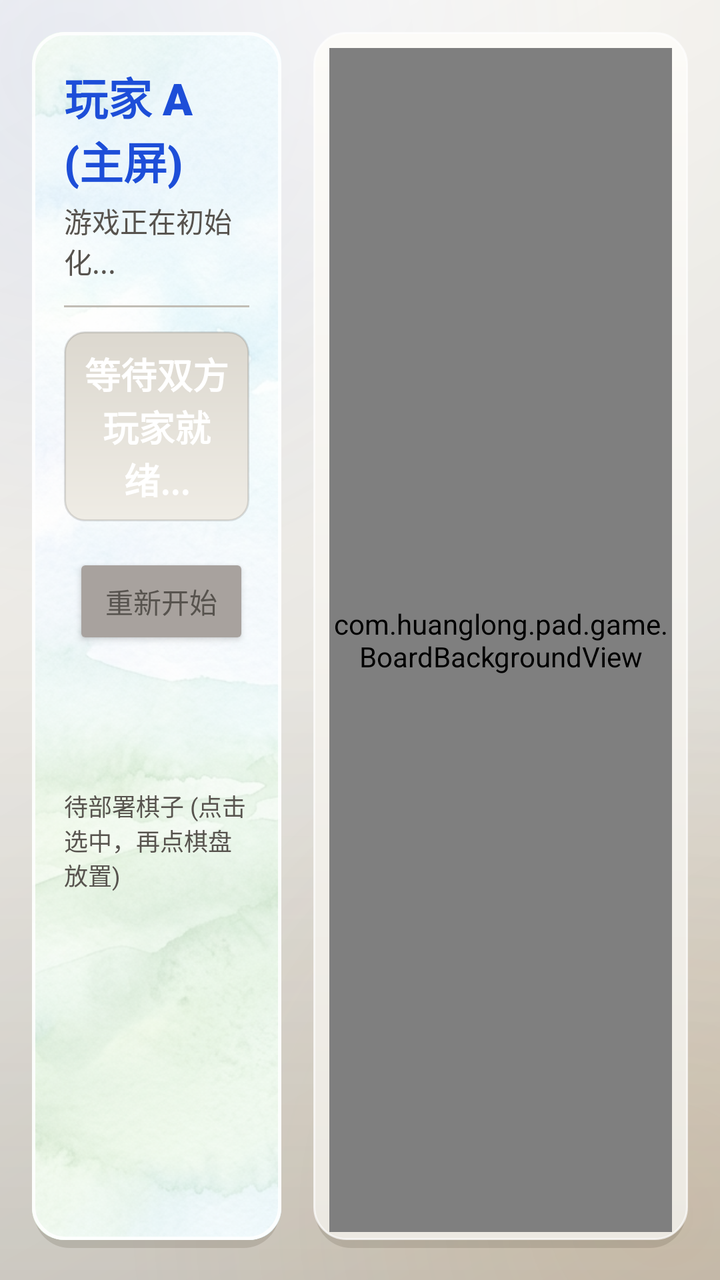
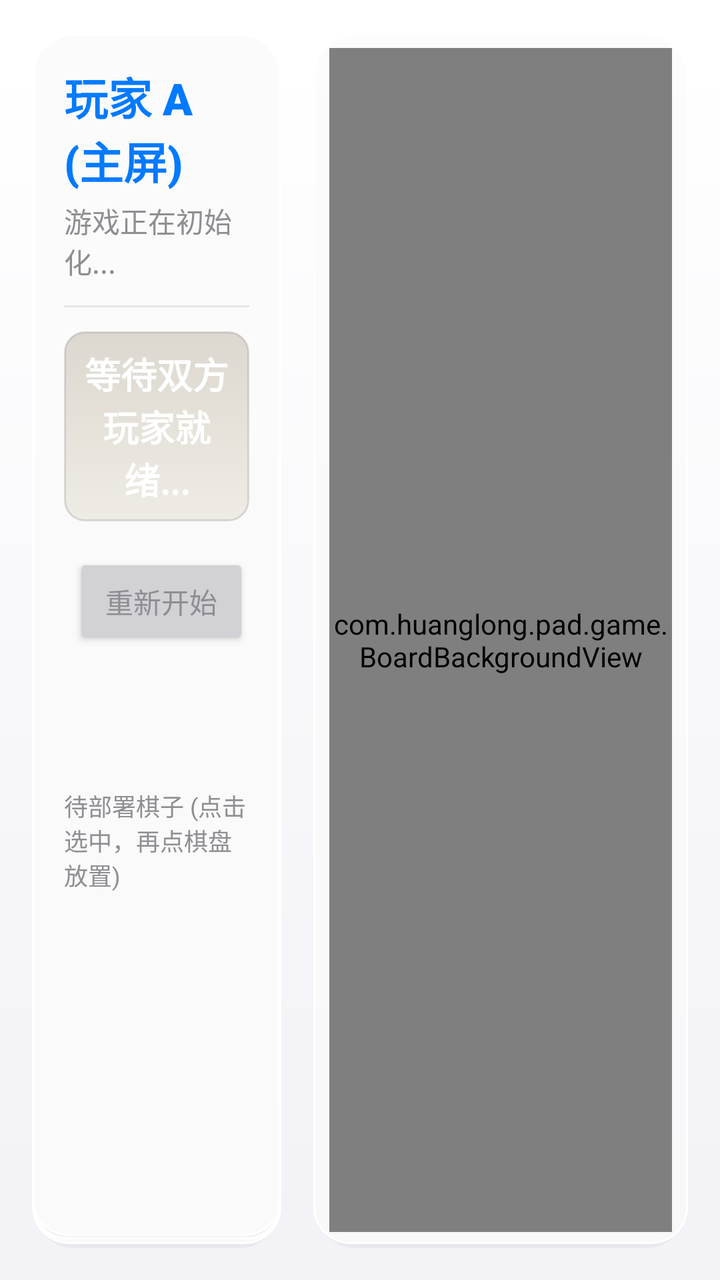

Before-and-after screenshots of an Android layout around one commit, followed by the original layout XML and the change that was made.
<!-- AndroidManifest.xml: application theme Theme.DoubleScreenChess -->
<!-- res/layout/activity_main.xml -->
<?xml version="1.0" encoding="utf-8"?>
<FrameLayout xmlns:android="http://schemas.android.com/apk/res/android"
    android:layout_width="match_parent"
    android:layout_height="match_parent">

<LinearLayout
    android:layout_width="match_parent"
    android:layout_height="match_parent"
    android:orientation="horizontal"
    android:background="@drawable/app_window_bg"
    android:padding="16dp">

    
    <FrameLayout
        android:layout_width="0dp"
        android:layout_height="match_parent"
        android:layout_weight="1"
        android:layout_marginEnd="16dp">

        <View
            android:layout_width="match_parent"
            android:layout_height="match_parent"
            android:background="@drawable/glass_panel_bg" />

        <androidx.cardview.widget.CardView
            xmlns:app="http://schemas.android.com/apk/res-auto"
            android:layout_width="match_parent"
            android:layout_height="match_parent"
            android:layout_marginBottom="4dp"
            app:cardCornerRadius="16dp"
            app:cardElevation="0dp"
            app:cardBackgroundColor="@android:color/transparent"
            app:cardPreventCornerOverlap="false"
            app:cardUseCompatPadding="false">

            <ImageView
                android:layout_width="match_parent"
                android:layout_height="match_parent"
                android:src="@drawable/bg_fresh_landscape"
                android:scaleType="centerCrop" />

            
            <View
                android:layout_width="match_parent"
                android:layout_height="match_parent"
                android:background="#A6FFFFFF" />

            <LinearLayout
                android:layout_width="match_parent"
                android:layout_height="match_parent"
                android:orientation="vertical"
                android:padding="16dp">

        
        <TextView
            android:id="@+id/tv_role_title"
            android:layout_width="wrap_content"
            android:layout_height="wrap_content"
            android:text="@string/player_a_title"
            android:textColor="@color/color_a"
            android:textSize="22sp"
            android:fontFamily="sans-serif-black"
            android:textStyle="bold" />

        <TextView
            android:id="@+id/tv_status_text"
            android:layout_width="wrap_content"
            android:layout_height="wrap_content"
            android:layout_marginTop="4dp"
            android:text="游戏正在初始化..."
            android:textColor="@color/text_secondary"
            android:textSize="14sp" />

        <View
            android:layout_width="match_parent"
            android:layout_height="1dp"
            android:layout_marginTop="12dp"
            android:layout_marginBottom="12dp"
            android:background="@color/border_color" />

        
        <TextView
            android:id="@+id/tv_turn_indicator"
            android:layout_width="match_parent"
            android:layout_height="wrap_content"
            android:text="等待双方玩家就绪..."
            android:textColor="@color/white"
            android:textSize="18sp"
            android:textStyle="bold"
            android:gravity="center"
            android:layout_marginBottom="16dp"
            android:padding="8dp"
            android:background="@drawable/turn_indicator_bg" />

        
        <LinearLayout
            android:layout_width="match_parent"
            android:layout_height="wrap_content"
            android:orientation="horizontal"
            android:layout_marginBottom="16dp">

            <Button
                android:id="@+id/btn_auto_layout"
                android:layout_width="0dp"
                android:layout_height="wrap_content"
                android:layout_weight="1"
                android:text="@string/auto_layout_btn_text"
                android:backgroundTint="@color/cell_railway"
                android:textColor="@color/white" />

            <Button
                android:id="@+id/btn_ready"
                android:layout_width="0dp"
                android:layout_height="wrap_content"
                android:layout_weight="1.2"
                android:text="@string/ready_btn_text"
                android:backgroundTint="@color/color_a"
                android:textColor="@color/black" />

            <Button
                android:id="@+id/btn_reset"
                android:layout_width="wrap_content"
                android:layout_height="wrap_content"
                android:text="@string/reset_btn_text"
                android:backgroundTint="@color/cell_hq"
                android:textColor="@color/text_secondary" />
        </LinearLayout>

        
        <TextView
            android:id="@+id/tv_tray_label"
            android:layout_width="wrap_content"
            android:layout_height="wrap_content"
            android:text="待部署棋子 (点击选中，再点棋盘放置)"
            android:textColor="@color/text_secondary"
            android:textSize="12sp"
            android:layout_marginBottom="8dp" />

        <androidx.recyclerview.widget.RecyclerView
            android:id="@+id/rv_piece_tray"
            android:layout_width="match_parent"
            android:layout_height="0dp"
            android:layout_weight="1"
            android:scrollbars="vertical" />

        
        <ScrollView
            android:id="@+id/sv_rules"
            android:layout_width="match_parent"
            android:layout_height="0dp"
            android:layout_weight="1"
            android:visibility="gone">

            <LinearLayout
                android:layout_width="match_parent"
                android:layout_height="wrap_content"
                android:orientation="vertical">

                <TextView
                    android:layout_width="wrap_content"
                    android:layout_height="wrap_content"
                    android:text="@string/rules_title"
                    android:textColor="@color/text_primary"
                    android:textSize="15sp"
                    android:textStyle="bold"
                    android:layout_marginBottom="8dp" />

                <TextView
                    android:layout_width="match_parent"
                    android:layout_height="wrap_content"
                    android:text="@string/game_rules_text"
                    android:textColor="@color/text_primary"
                    android:textSize="14sp"
                    android:textStyle="bold"
                    android:lineSpacingExtra="5dp" />
            </LinearLayout>
        </ScrollView>
            </LinearLayout>
        </androidx.cardview.widget.CardView>

        
        <View
            android:layout_width="match_parent"
            android:layout_height="match_parent"
            android:background="@drawable/glass_stroke" />

    </FrameLayout>

    
    <FrameLayout
        android:layout_width="0dp"
        android:layout_height="match_parent"
        android:layout_weight="1.5"
        android:background="@drawable/glass_panel_bg"
        android:padding="8dp">

        <FrameLayout
            android:id="@+id/board_layout_wrapper"
            android:layout_width="match_parent"
            android:layout_height="match_parent"
            android:layout_gravity="center">

            
            <com.huanglong.pad.game.BoardBackgroundView
                android:id="@+id/board_background_view"
                android:layout_width="match_parent"
                android:layout_height="match_parent" />

            <GridLayout
                android:id="@+id/board_grid_layout"
                android:layout_width="match_parent"
                android:layout_height="match_parent"
                android:rowCount="12"
                android:columnCount="5"
                android:orientation="horizontal" />
        </FrameLayout>

    </FrameLayout>
</LinearLayout>

    
    <TextView
        android:id="@+id/tv_tip"
        android:layout_width="wrap_content"
        android:layout_height="wrap_content"
        android:layout_gravity="top|center_horizontal"
        android:layout_marginTop="75dp"
        android:background="@drawable/tip_toast_bg"
        android:paddingStart="20dp"
        android:paddingEnd="20dp"
        android:paddingTop="10dp"
        android:paddingBottom="10dp"
        android:textColor="@color/white"
        android:textSize="18sp"
        android:elevation="10dp"
        android:visibility="gone" />

</FrameLayout>
<!-- resources referenced by this layout -->
<resources>
  <color name="black">#000000</color>
  <color name="border_color">#C1BDB5</color>
  <color name="cell_hq">#A8A29E</color>
  <color name="cell_railway">#8A8276</color>
  <color name="color_a">#1D4ED8</color>
  <color name="text_primary">#292524</color>
  <color name="text_secondary">#57534E</color>
  <color name="white">#FFFFFF</color>
  <!-- drawable app_window_bg (drawable) -->
  <?xml version="1.0" encoding="utf-8"?>
  <layer-list xmlns:android="http://schemas.android.com/apk/res/android">
  
      
      <item>
          <shape android:shape="rectangle">
              <gradient
                  android:angle="315"
                  android:startColor="#F8F6F1"
                  android:centerColor="#E8E6E1"
                  android:endColor="#D5D1C8" />
          </shape>
      </item>
  
      
      <item>
          <shape android:shape="rectangle">
              <gradient
                  android:type="radial"
                  android:centerX="0.1"
                  android:centerY="0.05"
                  android:gradientRadius="75%p"
                  android:startColor="#1A1D4ED8"
                  android:endColor="#001D4ED8" />
          </shape>
      </item>
      <item>
          <shape android:shape="rectangle">
              <gradient
                  android:type="radial"
                  android:centerX="0.92"
                  android:centerY="0.95"
                  android:gradientRadius="75%p"
                  android:startColor="#1AD97706"
                  android:endColor="#00D97706" />
          </shape>
      </item>
  
      
      <item>
          <shape android:shape="rectangle">
              <gradient
                  android:type="radial"
                  android:centerX="0.5"
                  android:centerY="0"
                  android:gradientRadius="110%p"
                  android:startColor="#80FFFFFF"
                  android:centerColor="#26FFFFFF"
                  android:endColor="#00FFFFFF" />
          </shape>
      </item>
  
      
      <item>
          <shape android:shape="rectangle">
              <gradient
                  android:angle="90"
                  android:startColor="#1F4A4337"
                  android:centerColor="#00000000"
                  android:endColor="#00000000" />
          </shape>
      </item>
  </layer-list>
  <!-- drawable bg_fresh_landscape: png bitmap (drawable-nodpi, 755122 bytes) -->
  <!-- drawable glass_panel_bg (drawable) -->
  <?xml version="1.0" encoding="utf-8"?>
  <layer-list xmlns:android="http://schemas.android.com/apk/res/android">
  
      
      <item android:top="4dp" android:left="1dp" android:right="1dp">
          <shape android:shape="rectangle">
              <solid android:color="#2E55493A" />
              <corners android:radius="18dp" />
          </shape>
      </item>
  
      
      <item android:bottom="4dp">
          <shape android:shape="rectangle">
              <gradient
                  android:angle="270"
                  android:startColor="#FCFBF8"
                  android:endColor="#ECE9E2" />
              <corners android:radius="16dp" />
              <stroke android:width="1dp" android:color="#B3FFFFFF" />
          </shape>
      </item>
  </layer-list>
  <string name="auto_layout_btn_text">一键布阵</string>
  <string name="game_rules_text">🎯 获胜目标\n夺取对方军旗，或令对方无棋可走。\n\n⚔️ 棋子大小\n司令＞军长＞师长＞旅长＞团长＞营长＞连长＞排长＞工兵；同级相碰同归于尽。\n\n💣 炸弹\n与任何棋子相碰均同归于尽。\n\n💥 地雷\n不能移动；非工兵碰雷阵亡（地雷保留），工兵可排雷，炸弹碰雷同归于尽。\n\n🛤 铁路与公路\n铁路上可直线行进任意格（途中不可有子阻挡），工兵在铁路上可拐弯；公路一次只能走一格。\n\n⛺ 行营\n米字斜线交叉点；营内棋子不可被攻击，营内有子时不可进入。\n\n🏠 大本营\n棋子进入大本营后不可再移动。\n\n🕵 全程暗棋\n碰子不亮明身份，胜负当场裁决；司令阵亡后其军旗强制亮明。\n\n🔄 重新开始\n需双方各自点击「重新开始」确认后才会重开棋局。\n\n📝 布局规则\n炸弹不可放在第一排；地雷只能放在最后两排；军旗必须放在大本营；行营内不能布子。</string>
  <string name="player_a_title">玩家 A (主屏)</string>
  <string name="ready_btn_text">完成布阵</string>
  <string name="reset_btn_text">重新开始</string>
  <string name="rules_title">📖 游戏规则</string>
  <color name="color_a_glow">#60A5FA</color>
  <color name="color_b">#D97706</color>
  <color name="color_b_glow">#FBBF24</color>
  <color name="bg_dark">#E8E6E1</color>
  <!-- unchanged entries left out for length: 4 -->
</resources>

<!-- the commit's change to res/layout/activity_main.xml (unified diff, before → after) -->
@@ -33,17 +33,10 @@
             app:cardPreventCornerOverlap="false"
             app:cardUseCompatPadding="false">
 
-            <ImageView
+            <View
                 android:layout_width="match_parent"
                 android:layout_height="match_parent"
-                android:src="@drawable/bg_fresh_landscape"
-                android:scaleType="centerCrop" />
-
-            
-            <View
-                android:layout_width="match_parent"
-                android:layout_height="match_parent"
-                android:background="#A6FFFFFF" />
+                android:background="@drawable/glass_panel_bg" />
 
             <LinearLayout
                 android:layout_width="match_parent"
<!-- resource entries referenced after the edit -->
@@ -1,12 +1,12 @@
 <!-- resources referenced by this layout -->
 <resources>
   <color name="black">#000000</color>
-  <color name="border_color">#C1BDB5</color>
-  <color name="cell_hq">#A8A29E</color>
-  <color name="cell_railway">#8A8276</color>
-  <color name="color_a">#1D4ED8</color>
-  <color name="text_primary">#292524</color>
-  <color name="text_secondary">#57534E</color>
+  <color name="border_color">#E5E5EA</color>
+  <color name="cell_hq">#D1D1D6</color>
+  <color name="cell_railway">#C7C7CC</color>
+  <color name="color_a">#007AFF</color>
+  <color name="text_primary">#1C1C1E</color>
+  <color name="text_secondary">#8E8E93</color>
   <color name="white">#FFFFFF</color>
   <!-- drawable app_window_bg (drawable) -->
   <?xml version="1.0" encoding="utf-8"?>
@@ -15,11 +15,7 @@
       
       <item>
           <shape android:shape="rectangle">
-              <gradient
-                  android:angle="315"
-                  android:startColor="#F8F6F1"
-                  android:centerColor="#E8E6E1"
-                  android:endColor="#D5D1C8" />
+              <solid android:color="#F2F2F7" />
           </shape>
       </item>
   
@@ -27,73 +23,30 @@
       <item>
           <shape android:shape="rectangle">
               <gradient
-                  android:type="radial"
-                  android:centerX="0.1"
-                  android:centerY="0.05"
-                  android:gradientRadius="75%p"
-                  android:startColor="#1A1D4ED8"
-                  android:endColor="#001D4ED8" />
-          </shape>
-      </item>
-      <item>
-          <shape android:shape="rectangle">
-              <gradient
-                  android:type="radial"
-                  android:centerX="0.92"
-                  android:centerY="0.95"
-                  android:gradientRadius="75%p"
-                  android:startColor="#1AD97706"
-                  android:endColor="#00D97706" />
-          </shape>
-      </item>
-  
-      
-      <item>
-          <shape android:shape="rectangle">
-              <gradient
-                  android:type="radial"
-                  android:centerX="0.5"
-                  android:centerY="0"
-                  android:gradientRadius="110%p"
-                  android:startColor="#80FFFFFF"
-                  android:centerColor="#26FFFFFF"
+                  android:angle="270"
+                  android:startColor="#FFFFFF"
                   android:endColor="#00FFFFFF" />
           </shape>
       </item>
-  
-      
-      <item>
-          <shape android:shape="rectangle">
-              <gradient
-                  android:angle="90"
-                  android:startColor="#1F4A4337"
-                  android:centerColor="#00000000"
-                  android:endColor="#00000000" />
-          </shape>
-      </item>
   </layer-list>
-  <!-- drawable bg_fresh_landscape: png bitmap (drawable-nodpi, 755122 bytes) -->
   <!-- drawable glass_panel_bg (drawable) -->
   <?xml version="1.0" encoding="utf-8"?>
   <layer-list xmlns:android="http://schemas.android.com/apk/res/android">
   
       
-      <item android:top="4dp" android:left="1dp" android:right="1dp">
+      <item android:top="2dp" android:left="1dp" android:right="1dp">
           <shape android:shape="rectangle">
-              <solid android:color="#2E55493A" />
-              <corners android:radius="18dp" />
+              <solid android:color="#0A000000" />
+              <corners android:radius="20dp" />
           </shape>
       </item>
   
       
-      <item android:bottom="4dp">
+      <item android:bottom="2dp">
           <shape android:shape="rectangle">
-              <gradient
-                  android:angle="270"
-                  android:startColor="#FCFBF8"
-                  android:endColor="#ECE9E2" />
-              <corners android:radius="16dp" />
-              <stroke android:width="1dp" android:color="#B3FFFFFF" />
+              <solid android:color="#B3FFFFFF" />
+              <corners android:radius="18dp" />
+              <stroke android:width="1dp" android:color="#FFFFFF" />
           </shape>
       </item>
   </layer-list>
@@ -103,10 +56,10 @@
   <string name="ready_btn_text">完成布阵</string>
   <string name="reset_btn_text">重新开始</string>
   <string name="rules_title">📖 游戏规则</string>
-  <color name="color_a_glow">#60A5FA</color>
-  <color name="color_b">#D97706</color>
-  <color name="color_b_glow">#FBBF24</color>
-  <color name="bg_dark">#E8E6E1</color>
+  <color name="color_a_glow">#34C759</color>
+  <color name="color_b">#FF9500</color>
+  <color name="color_b_glow">#FFCC00</color>
+  <color name="bg_dark">#F2F2F7</color>
   <!-- unchanged entries left out for length: 4 -->
 </resources>
 
